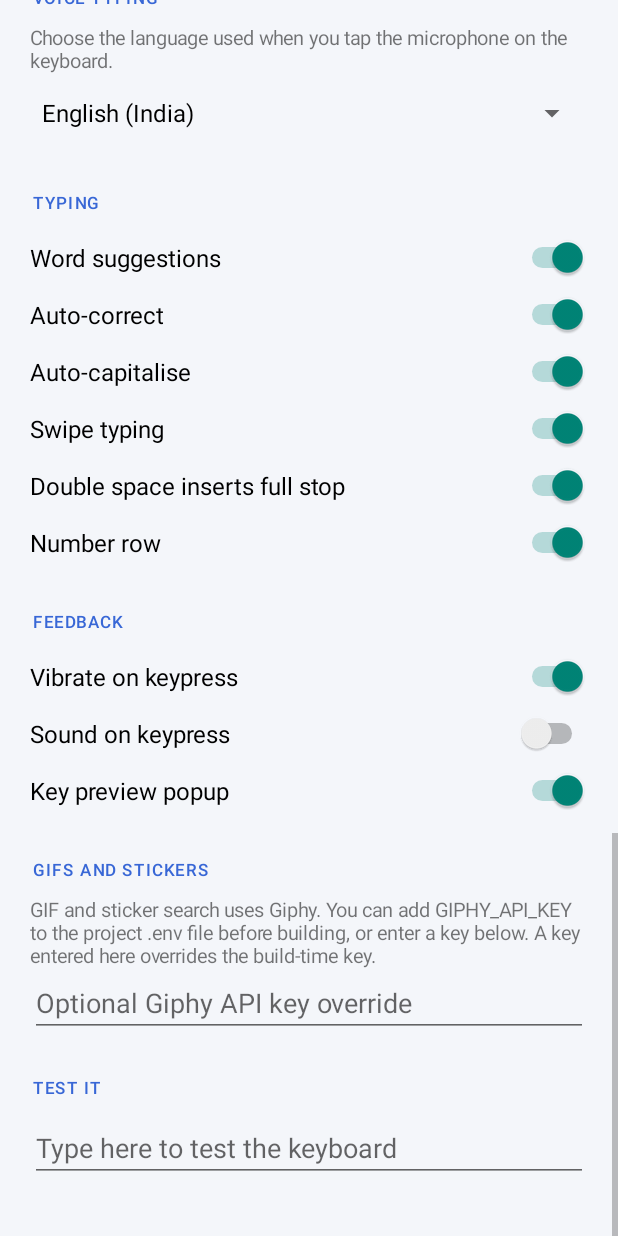
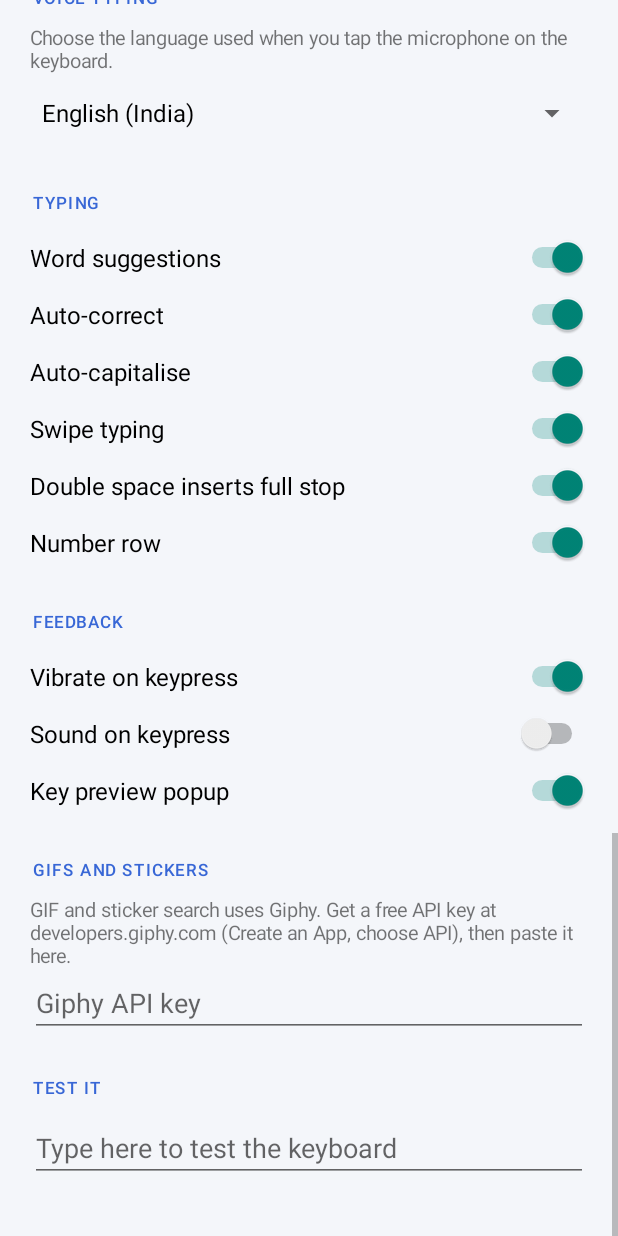
Before and after one commit to scrolltrapsboy-commits/VKeyboard, an Android app: the screen it shows after launch (SettingsActivity), scrolled down 1700 dp, on a phone screen of 412 x 824 dp. Run offline under Robolectric (Android 15) with nearby library versions, the phone set to English and light mode, and no system bars; pictures from the network do not load; Roboto replaces fonts that are not available here.

Commit message:
Restore in-app Giphy key instructions

```diff
--- a/app/src/main/java/com/vinayak/keyboard/SettingsActivity.kt
+++ b/app/src/main/java/com/vinayak/keyboard/SettingsActivity.kt
@@ -214,11 +214,11 @@ class SettingsActivity : Activity() {
         // ---- GIFs
         section("GIFs and stickers")
         col.addView(TextView(this).apply {
-            text = "GIF and sticker search uses Giphy. You can add GIPHY_API_KEY to the project .env file before building, or enter a key below. A key entered here overrides the build-time key."
+            text = "GIF and sticker search uses Giphy. Get a free API key at developers.giphy.com (Create an App, choose API), then paste it here."
             textSize = 13f
         })
         col.addView(EditText(this).apply {
-            hint = "Optional Giphy API key override"
+            hint = "Giphy API key"
             setText(prefs.str("giphy", ""))
             isSingleLine = true
             addTextChangedListener(object : TextWatcher {
```
